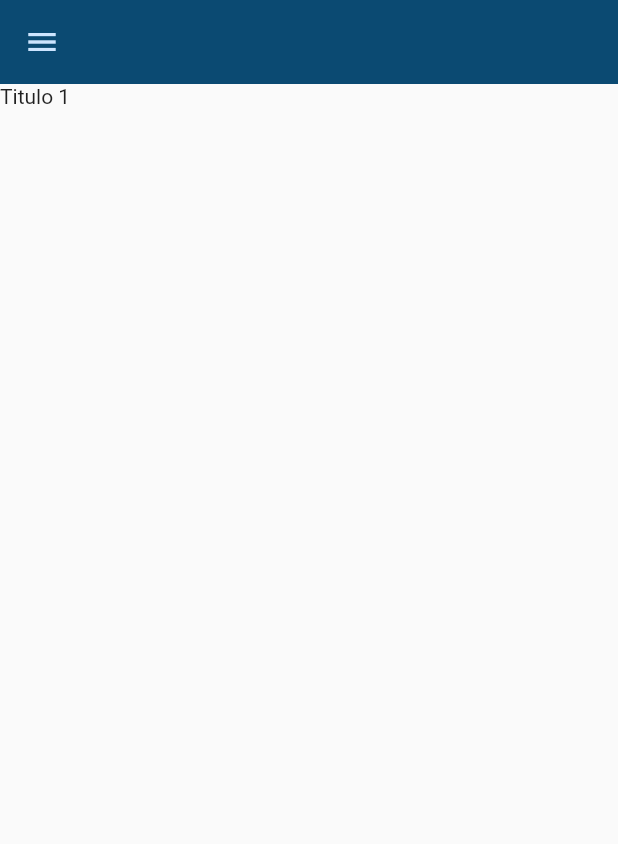
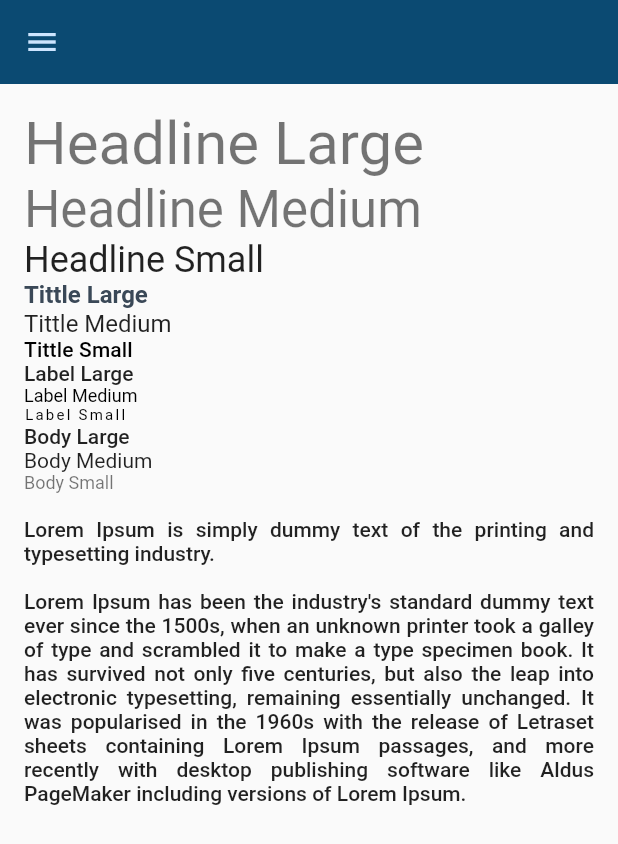
Before and after one commit to nicoliniyo/agendapictografica, a Flutter app: the screen it shows after launch, on a phone screen of 412 x 824 dp. Shown: the top 844 px of the screen. Run offline on Flutter 3.47's test engine with Material 2 defaults, Android fonts, the phone set to English and light mode, and no system bars; our stand-ins replace connectivity_plus, google_fonts, internet_connection_checker_plus, ionicons, material_design_icons_flutter, package_info_plus.

Commit message:
Creating a base system style

```diff
--- a/lib/main.dart
+++ b/lib/main.dart
@@ -7,9 +7,9 @@
 import 'dart:io';
 
 import 'package:app/pages/design_system.dart';
-import 'package:app/theme/custom_theme.dart';
 import 'package:flutter/foundation.dart';
 import 'package:flutter/material.dart';
+import 'package:google_fonts/google_fonts.dart';
 
 // Sets a platform override for desktop to avoid exceptions. See
 // https://flutter.dev/desktop#target-platform-override for more info.
@@ -41,7 +41,7 @@ class AgendaPecsApp extends StatelessWidget {
   Widget build(BuildContext context) {
     return MaterialApp(
       title: 'Agenda PECS',
-      themeMode: ThemeMode.system,
+      themeMode: ThemeMode.light,
       darkTheme: ThemeData.dark().copyWith(
         useMaterial3: true,
         colorScheme: kDarkColorScheme,
@@ -53,10 +53,47 @@ class AgendaPecsApp extends StatelessWidget {
           ),
         ),
         textTheme: ThemeData().textTheme.copyWith(
+              headlineLarge: TextStyle(
+                fontFamily: GoogleFonts.roboto().fontFamily,
+                fontWeight: FontWeight.normal,
+                color: kColorScheme.onSecondaryContainer,
+
+              ),
+              headlineMedium: TextStyle(
+                fontFamily: GoogleFonts.roboto().fontFamily,
+                fontWeight: FontWeight.normal,
+                color: kColorScheme.onSecondaryContainer,
+
+              ),
+              headlineSmall: TextStyle(
+                fontFamily: GoogleFonts.roboto().fontFamily,
+                fontWeight: FontWeight.normal,
+                color: kColorScheme.onSecondaryContainer,
+
+              ),
               titleLarge: TextStyle(
-                fontWeight: FontWeight.bold,
+                fontFamily: GoogleFonts.roboto().fontFamily,
+                fontWeight: FontWeight.normal,
                 color: kColorScheme.onSecondaryContainer,
                 fontSize: 16,
+              ),
+              titleMedium: TextStyle(
+                fontFamily: GoogleFonts.roboto().fontFamily,
+                fontWeight: FontWeight.normal,
+                color: kColorScheme.onSecondaryContainer,
+                fontSize: 14,
+              ),
+              titleSmall: TextStyle(
+                fontFamily: GoogleFonts.roboto().fontFamily,
+                fontWeight: FontWeight.normal,
+                color: kColorScheme.onSecondaryContainer,
+                fontSize: 12,
+              ),
+              bodyLarge: TextStyle(
+                fontFamily: GoogleFonts.roboto().fontFamily,
+
+                color: kColorScheme.onSecondaryContainer,
+
               ),
             ),
         elevatedButtonTheme: ElevatedButtonThemeData(
--- a/lib/pages/design_system.dart
+++ b/lib/pages/design_system.dart
@@ -1,8 +1,13 @@
 import 'package:app/widgets/app_drawer.dart';
 import 'package:flutter/material.dart';
 
+var lorem = '''Lorem Ipsum is simply dummy text of the printing and typesetting industry.
+
+Lorem Ipsum has been the industry's standard dummy text ever since the 1500s, when an unknown printer took a galley of type and scrambled it to make a type specimen book. It has survived not only five centuries, but also the leap into electronic typesetting, remaining essentially unchanged. It was popularised in the 1960s with the release of Letraset sheets containing Lorem Ipsum passages, and more recently with desktop publishing software like Aldus PageMaker including versions of Lorem Ipsum.
+''';
 class DesignSystem extends StatelessWidget {
   const DesignSystem({super.key});
+
 
   @override
   Widget build(BuildContext context) {
@@ -10,8 +15,27 @@ class DesignSystem extends StatelessWidget {
       appBar: AppBar(),
       drawer: const AppDrawer(),
       body: Container(
-        child: const Column(
-          children: [Text('Titulo 1')],
+        padding: EdgeInsets.all(16),
+        child: Column(
+          mainAxisAlignment: MainAxisAlignment.start,
+          crossAxisAlignment: CrossAxisAlignment.start,
+          children: [
+            Text('Headline Large', style: Theme.of(context).textTheme.headlineLarge!,),
+            Text('Headline Medium', style: Theme.of(context).textTheme.headlineMedium!,),
+            Text('Headline Small', style: Theme.of(context).textTheme.headlineSmall!,),
+            Text('Tittle Large', style: Theme.of(context).textTheme.titleLarge!,),
+            Text('Tittle Medium', style: Theme.of(context).textTheme.titleMedium!,),
+            Text('Tittle Small', style: Theme.of(context).textTheme.titleSmall!,),
+            Text('Label Large', style: Theme.of(context).textTheme.labelLarge!,),
+            Text('Label Medium', style: Theme.of(context).textTheme.labelMedium!,),
+            Text('Label Small', style: Theme.of(context).textTheme.labelSmall!,),
+            Text('Body Large', style: Theme.of(context).textTheme.bodyLarge!,),
+            Text('Body Medium', style: Theme.of(context).textTheme.bodyMedium!,),
+            Text('Body Small', style: Theme.of(context).textTheme.bodySmall!,),
+            SizedBox(height: 16,),
+            Text(lorem, style: Theme.of(context).textTheme.bodyLarge!, textAlign: TextAlign.justify,),
+
+            ],
         ),
       ),
     );
--- a/lib/widgets/app_drawer.dart
+++ b/lib/widgets/app_drawer.dart
@@ -36,7 +36,7 @@ class _AppDrawer extends State<AppDrawer> {
                     gradient: LinearGradient(
                       colors: [
                         Colors.white,
-                        Colors.blue
+                        Color.fromARGB(255, 234, 236, 236)
                       ], // Adjust colors as needed
                       begin: Alignment.topCenter,
                       end: Alignment.bottomCenter,
```
Also changed, not shown: 1 other file.
